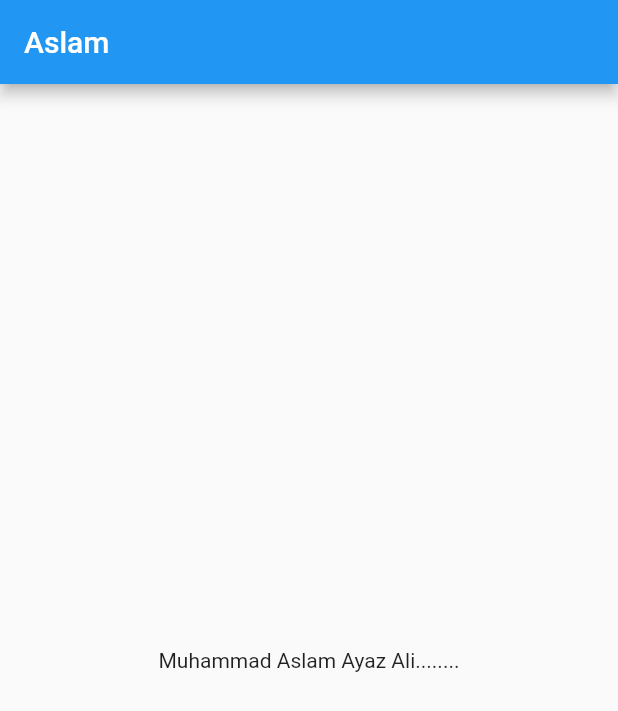
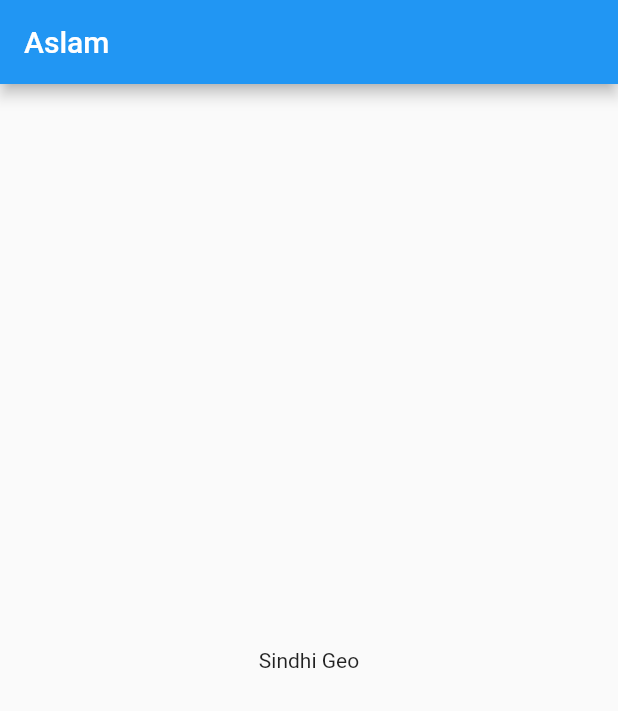
Before and after one commit to AxlamJ/Assigment_1, a Flutter app: the screen it shows after launch, on a phone screen of 412 x 824 dp. Shown: the top 711 px of the screen. Run offline on Flutter 3.47's test engine with Material 2 defaults, Android fonts, the phone set to English and light mode, and no system bars.

Commit message:
sindhi geo

```diff
--- a/lib/main.dart
+++ b/lib/main.dart
@@ -15,7 +15,7 @@ class MyApp extends StatelessWidget {
 
       ),
       body: Center(
-        child: Text("Muhammad Aslam Ayaz Ali........"),
+        child: Text("Sindhi Geo"),
         ),
       ),
 
```
